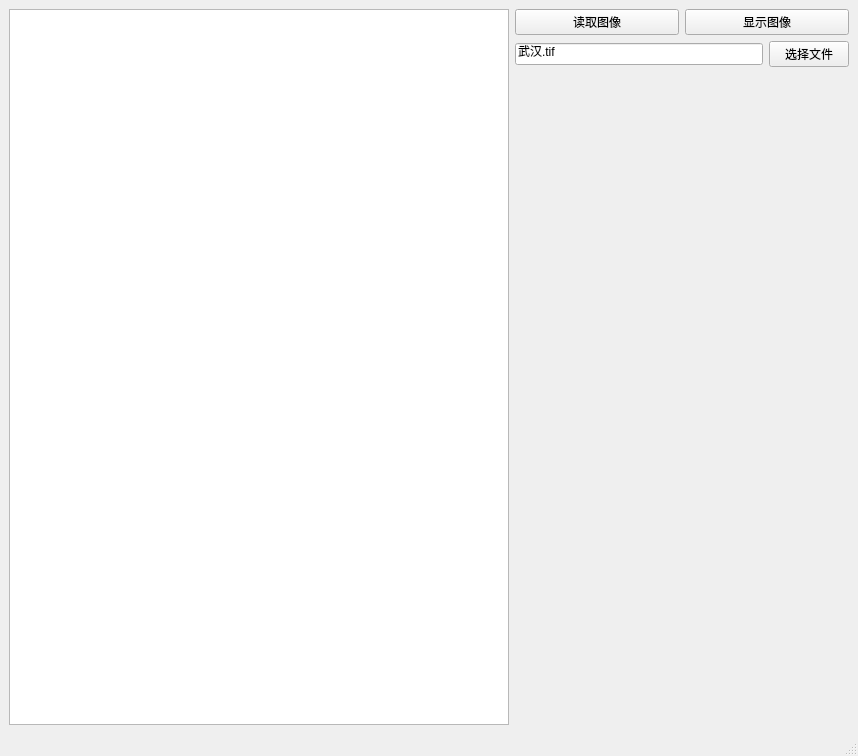
The window that MainWin.ui (QuinMeow/RSPCourse_CUG2022) describes before a commit, drawn with Qt 5.
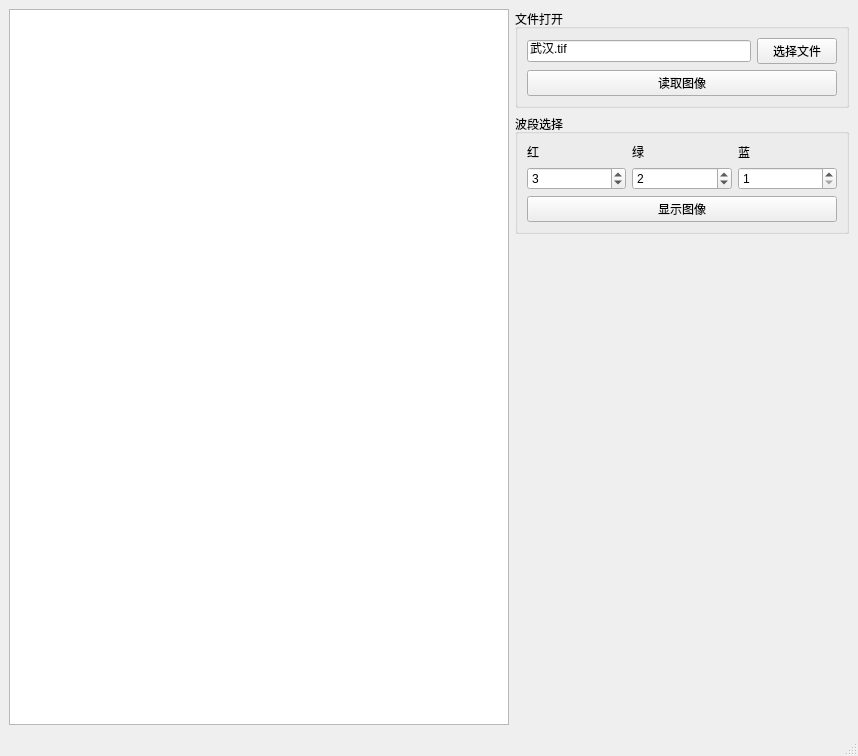
The same window after the commit.

Commit message: 选择波段显示

The edit to the form file:
```diff
--- a/MainWin.ui
+++ b/MainWin.ui
@@ -31,23 +31,11 @@
     <item>
      <layout class="QVBoxLayout" name="verticalLayout">
       <item>
-       <layout class="QHBoxLayout" name="horizontalLayout">
-        <item>
-         <widget class="QPushButton" name="Btn_ReadImage">
-          <property name="text">
-           <string>读取图像</string>
-          </property>
-         </widget>
-        </item>
-        <item>
-         <widget class="QPushButton" name="Btn_ShowImage">
-          <property name="text">
-           <string>显示图像</string>
-          </property>
-         </widget>
-        </item>
-       </layout>
-      </item>
+       <widget class="QGroupBox" name="groupBox_2">
+        <property name="title">
+         <string>文件打开</string>
+        </property>
+        <layout class="QVBoxLayout" name="verticalLayout_3">
       <item>
        <layout class="QHBoxLayout" name="horizontalLayout_3">
         <item>
@@ -68,6 +56,94 @@
          </widget>
         </item>
        </layout>
+         </item>
+         <item>
+          <widget class="QPushButton" name="Btn_ReadImage">
+           <property name="text">
+            <string>读取图像</string>
+           </property>
+          </widget>
+         </item>
+        </layout>
+       </widget>
+      </item>
+      <item>
+       <widget class="QGroupBox" name="groupBox">
+        <property name="title">
+         <string>波段选择</string>
+        </property>
+        <layout class="QVBoxLayout" name="verticalLayout_2">
+         <item>
+          <layout class="QHBoxLayout" name="horizontalLayout_5">
+           <item>
+            <widget class="QLabel" name="label">
+             <property name="text">
+              <string>红</string>
+             </property>
+            </widget>
+           </item>
+           <item>
+            <widget class="QLabel" name="label_2">
+             <property name="text">
+              <string>绿</string>
+             </property>
+            </widget>
+           </item>
+           <item>
+            <widget class="QLabel" name="label_3">
+             <property name="text">
+              <string>蓝</string>
+             </property>
+            </widget>
+           </item>
+          </layout>
+         </item>
+         <item>
+          <layout class="QHBoxLayout" name="horizontalLayout_4">
+           <item>
+            <widget class="QSpinBox" name="SpBox_Red">
+             <property name="minimum">
+              <number>1</number>
+             </property>
+             <property name="value">
+              <number>3</number>
+             </property>
+            </widget>
+           </item>
+           <item>
+            <widget class="QSpinBox" name="SpBox_Green">
+             <property name="frame">
+              <bool>true</bool>
+             </property>
+             <property name="minimum">
+              <number>1</number>
+             </property>
+             <property name="value">
+              <number>2</number>
+             </property>
+            </widget>
+           </item>
+           <item>
+            <widget class="QSpinBox" name="SpBox_Blue">
+             <property name="minimum">
+              <number>1</number>
+             </property>
+             <property name="value">
+              <number>1</number>
+             </property>
+            </widget>
+           </item>
+          </layout>
+         </item>
+         <item>
+          <widget class="QPushButton" name="Btn_ShowImage">
+           <property name="text">
+            <string>显示图像</string>
+           </property>
+          </widget>
+         </item>
+        </layout>
+       </widget>
       </item>
       <item>
        <spacer name="verticalSpacer">
```
Lines whose indentation alone changed are shown as unchanged. The commit also changes 4 other files.
